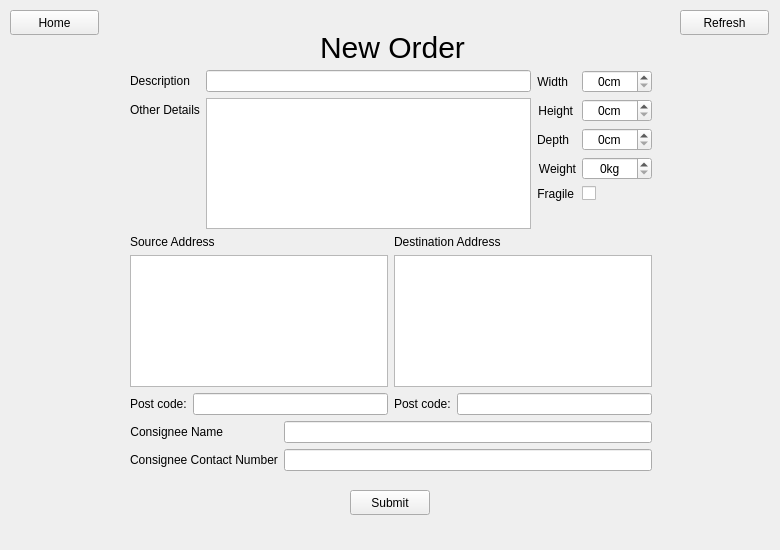
First picture: the form in ui/sellerpage.ui, repository JakWaterfall/E-transport-Marketplace, before the edit.
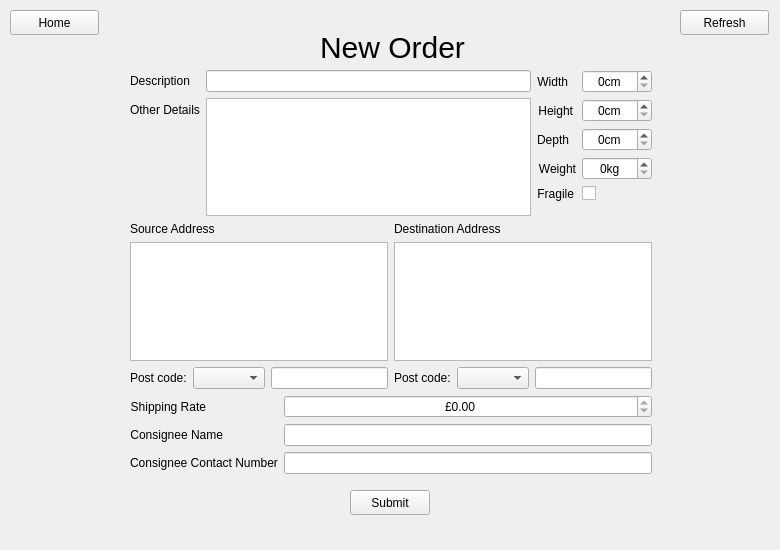
Second picture: the form after the edit. The open tabs and pages were chosen to show the change.

Patch:
```diff
--- a/ui/sellerpage.ui
+++ b/ui/sellerpage.ui
@@ -151,7 +151,7 @@
        <x>130</x>
        <y>40</y>
        <width>522</width>
-       <height>401</height>
+       <height>404</height>
       </rect>
      </property>
      <layout class="QVBoxLayout" name="mainBox_NewOrder">
@@ -388,6 +388,9 @@
             </property>
            </widget>
           </item>
+          <item>
+           <widget class="QComboBox" name="sourcePostcodeComboBox_NewOrder"/>
+          </item>
           <item>
            <widget class="QLineEdit" name="sourcePostcodeEdit_NewOrder">
             <property name="text">
@@ -409,6 +412,9 @@
             </property>
            </widget>
           </item>
+          <item>
+           <widget class="QComboBox" name="destPostcodeComboBox_NewOrder"/>
+          </item>
           <item>
            <widget class="QLineEdit" name="destPostcodeEdit_NewOrder">
             <property name="text">
@@ -439,7 +445,7 @@
       </item>
       <item>
        <layout class="QFormLayout" name="bottomBox_NewOrder">
-        <item row="0" column="0">
+        <item row="1" column="0">
          <widget class="QLabel" name="consigneeNameLabel_NewOrder">
           <property name="text">
            <string>Consignee Name</string>
@@ -452,14 +458,14 @@
           </property>
          </widget>
         </item>
-        <item row="0" column="1">
+        <item row="1" column="1">
          <widget class="QLineEdit" name="consigneeNameEdit_NewOrder">
           <property name="text">
            <string/>
           </property>
          </widget>
         </item>
-        <item row="1" column="0">
+        <item row="2" column="0">
          <widget class="QLabel" name="consigneeNumLabel_NewOrder">
           <property name="text">
            <string>Consignee Contact Number</string>
@@ -472,13 +478,48 @@
           </property>
          </widget>
         </item>
-        <item row="1" column="1">
+        <item row="2" column="1">
          <widget class="QLineEdit" name="consigneeNumEdit_NewOrder">
           <property name="text">
            <string/>
           </property>
          </widget>
         </item>
+        <item row="0" column="0">
+         <widget class="QLabel" name="shippingRateLabel_NewOrder">
+          <property name="text">
+           <string>Shipping Rate</string>
+          </property>
+          <property name="alignment">
+           <set>Qt::AlignRight|Qt::AlignTrailing|Qt::AlignVCenter</set>
+          </property>
+          <property name="buddy">
+           <cstring>descEdit_NewOrder</cstring>
+          </property>
+         </widget>
+        </item>
+        <item row="0" column="1">
+         <widget class="QDoubleSpinBox" name="shippingRateSpinBox_NewOrder">
+          <property name="alignment">
+           <set>Qt::AlignCenter</set>
+          </property>
+          <property name="readOnly">
+           <bool>true</bool>
+          </property>
+          <property name="prefix">
+           <string>£</string>
+          </property>
+          <property name="suffix">
+           <string/>
+          </property>
+          <property name="decimals">
+           <number>2</number>
+          </property>
+          <property name="maximum">
+           <double>9999.000000000000000</double>
+          </property>
+         </widget>
+        </item>
        </layout>
       </item>
      </layout>
```
Left out of the diff: 2 changed lines with no effect on the pictures.
